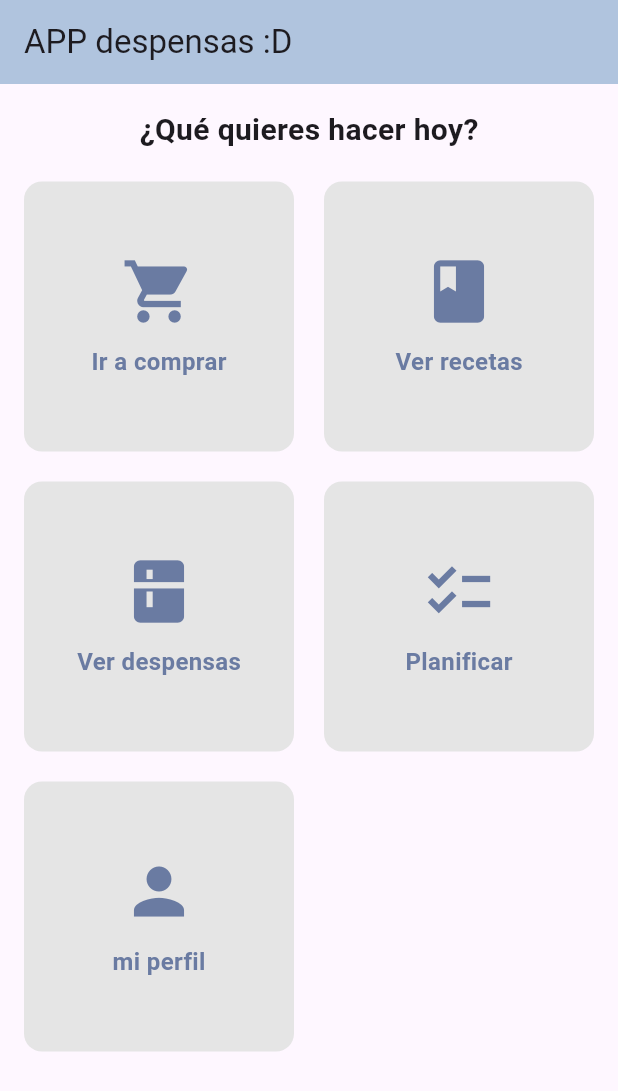
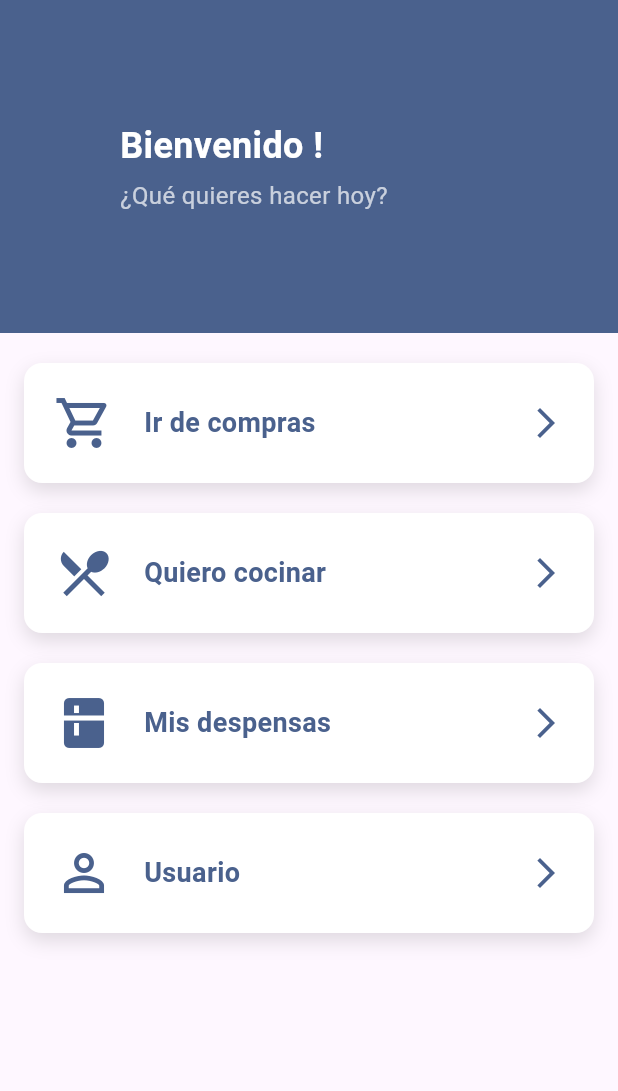
Before and after one commit to ItsNexos/app_despensas, a Flutter app: the HomePage screen opened directly, on a phone screen of 412 x 824 dp. Shown: the top 1091 px of the screen. Run offline on Flutter 3.47's test engine with Material 3 defaults, Android fonts, the phone set to English and light mode, and no system bars; our stand-ins replace cloud_firestore, firebase_auth, firebase_core, flutter_speed_dial, speech_to_text; accounts and stored records are empty.

Commit message:
cambio a despensas

```diff
--- a/lib/main.dart
+++ b/lib/main.dart
@@ -1,4 +1,4 @@
-import 'package:app_despensas/features/app/splash_screen/splash_screen.dart';
+import 'package:app_despensas/pages/splash/splash_screen.dart';
 import 'package:firebase_core/firebase_core.dart';
 import 'package:flutter/material.dart';
 import 'firebase_options.dart'; // Archivo generado para Firebase options
--- a/lib/pages/home_page.dart
+++ b/lib/pages/home_page.dart
@@ -1,91 +1,100 @@
-import 'package:app_despensas/models/pantry_model.dart';
-import 'package:app_despensas/pages/user_page.dart';
+import 'package:flutter/material.dart';
 import 'package:firebase_auth/firebase_auth.dart';
-import 'package:flutter/material.dart';
-import 'pantry_page.dart'; // Importa la pantalla de Pantry
+import 'pantry_page.dart';
+import 'shopping_page.dart';
+import 'recipes_page.dart';
+import 'user_page.dart';
 
 class HomePage extends StatelessWidget {
   const HomePage({super.key});
 
   @override
   Widget build(BuildContext context) {
-    User? user = FirebaseAuth.instance.currentUser; // Obtén el usuario actual
+    User? user = FirebaseAuth.instance.currentUser;
+    String username = user?.displayName ?? 'Usuario';
+
     return Scaffold(
-      appBar: AppBar(
-        title: const Text('APP despensas :D'),
-        backgroundColor: Color(0xFFB0C4DE), // Color similar al diseño
-      ),
-      body: Padding(
-        padding: const EdgeInsets.all(16.0),
+      body: SingleChildScrollView(
         child: Column(
           crossAxisAlignment: CrossAxisAlignment.center,
           children: [
+            // Banner de Bienvenida
+            Container(
+              width: double.infinity,
+              padding: const EdgeInsets.all(80),
+              color: const Color(0xFF4A618D),
+              child: Column(
+                crossAxisAlignment: CrossAxisAlignment.start,
+                children: [
+                  Text(
+                    'Bienvenido $username!',
+                    style: const TextStyle(
+                      fontSize: 24,
+                      color: Colors.white,
+                      fontWeight: FontWeight.bold,
+                    ),
+                  ),
+                  const SizedBox(height: 5),
                   const Text(
                     '¿Qué quieres hacer hoy?',
-              style: TextStyle(fontSize: 20, fontWeight: FontWeight.bold),
+                    style: TextStyle(
+                      fontSize: 16,
+                      color: Colors.white70,
+                    ),
+                  ),
+                ],
+              ),
             ),
             const SizedBox(height: 20),
-            // Botones de opciones
-            Expanded(
-              child: GridView.count(
-                crossAxisCount: 2,
-                crossAxisSpacing: 20,
-                mainAxisSpacing: 20,
-                children: [
-                  _buildOptionButton(
+
+            // Botones apilados como en la imagen
+            _buildHomeButton(
               context,
-                    icon: Icons.shopping_cart,
-                    label: 'Ir a comprar',
+              icon: Icons.shopping_cart_outlined,
+              label: 'Ir de compras',
               onTap: () {
-                      // Acción para ir a la pantalla de compras
+                Navigator.push(
+                  context,
+                  MaterialPageRoute(builder: (context) => const ShoppingPage()),
+                );
               },
             ),
-                  _buildOptionButton(
+            const SizedBox(height: 20),
+            _buildHomeButton(
               context,
-                    icon: Icons.book,
-                    label: 'Ver recetas',
+              icon: Icons.restaurant_menu,
+              label: 'Quiero cocinar',
               onTap: () {
-                      // Acción para ir a la pantalla de recetas
+                Navigator.push(
+                  context,
+                  MaterialPageRoute(builder: (context) => const RecipesPage()),
+                );
               },
             ),
-                  _buildOptionButton(
+            const SizedBox(height: 20),
+            _buildHomeButton(
               context,
               icon: Icons.kitchen,
-                    label: 'Ver despensas',
+              label: 'Mis despensas',
               onTap: () {
-                      // Navega a la pantalla de PantryPage (Despensas)
                 Navigator.push(
                   context,
                   MaterialPageRoute(
-                          builder: (context) => PantryPage(userId: user!.uid),
-                        ),
+                      builder: (context) => PantryPage(userId: user!.uid)),
                 );
               },
             ),
-                  _buildOptionButton(
+            const SizedBox(height: 20),
+            _buildHomeButton(
               context,
-                    icon: Icons.checklist,
-                    label: 'Planificar',
+              icon: Icons.person_outline,
+              label: 'Usuario',
               onTap: () {
-                      // Acción para ir a la pantalla de planificación
-                    },
-                  ),
-                  _buildOptionButton(
-                    context,
-                    icon: Icons.person,
-                    label: 'mi perfil',
-                    onTap: () {
-                      // Navega a la pantalla de PantryPage (Despensas)
                 Navigator.push(
                   context,
-                        MaterialPageRoute(
-                          builder: (context) => UserPage(),
-                        ),
+                  MaterialPageRoute(builder: (context) => UserPage()),
                 );
               },
-                  ),
-                ],
-              ),
             ),
           ],
         ),
@@ -93,30 +102,40 @@ class HomePage extends StatelessWidget {
     );
   }
 
-  // Método para construir cada botón del Grid
-  Widget _buildOptionButton(BuildContext context,
+  Widget _buildHomeButton(BuildContext context,
       {required IconData icon,
       required String label,
       required VoidCallback onTap}) {
     return GestureDetector(
       onTap: onTap,
       child: Container(
+        padding: const EdgeInsets.all(20),
+        margin: const EdgeInsets.symmetric(horizontal: 16),
         decoration: BoxDecoration(
-          color: Color(0xFFE5E5E5),
+          color: Colors.white,
           borderRadius: BorderRadius.circular(12),
+          boxShadow: const [
+            BoxShadow(
+              color: Colors.black12,
+              blurRadius: 10,
+              offset: Offset(0, 5),
             ),
-        child: Column(
-          mainAxisAlignment: MainAxisAlignment.center,
+          ],
+        ),
+        child: Row(
           children: [
-            Icon(icon, size: 50, color: Color(0xFF6A7BA2)),
-            const SizedBox(height: 10),
+            Icon(icon, size: 40, color: const Color(0xFF4A618D)),
+            const SizedBox(width: 20),
             Text(
               label,
               style: const TextStyle(
-                  fontSize: 16,
+                fontSize: 18,
                 fontWeight: FontWeight.bold,
-                  color: Color(0xFF6A7BA2)),
+                color: Color(0xFF4A618D),
               ),
+            ),
+            const Spacer(),
+            const Icon(Icons.arrow_forward_ios, color: Color(0xFF4A618D)),
           ],
         ),
       ),
--- a/lib/features/app/splash_screen/splash_screen.dart
+++ b/lib/pages/splash/splash_screen.dart
@@ -1,5 +1,5 @@
-import 'package:app_despensas/features/user_auth/presentation/pages/login_page.dart';
 import 'package:app_despensas/pages/home_page.dart';
+import 'package:app_despensas/pages/user_auth/login_page.dart';
 import 'package:firebase_auth/firebase_auth.dart';
 import 'package:flutter/material.dart';
 
--- a/lib/features/user_auth/presentation/pages/login_page.dart
+++ b/lib/pages/user_auth/login_page.dart
@@ -1,9 +1,9 @@
 import 'package:app_despensas/pages/home_page.dart';
+import 'package:app_despensas/pages/user_auth/sign_up_page.dart';
 import 'package:app_despensas/pages/user_page.dart';
 import 'package:app_despensas/pages/voice_page.dart';
 import 'package:flutter/material.dart';
 import 'package:firebase_auth/firebase_auth.dart';
-import 'sign_up_page.dart';
 
 class LoginPage extends StatefulWidget {
   @override
--- a/lib/pages/user_page.dart
+++ b/lib/pages/user_page.dart
@@ -1,4 +1,4 @@
-import 'package:app_despensas/features/user_auth/presentation/pages/login_page.dart';
+import 'package:app_despensas/pages/user_auth/login_page.dart';
 import 'package:flutter/material.dart';
 import 'package:firebase_auth/firebase_auth.dart';
 
--- a/pubspec.yaml
+++ b/pubspec.yaml
@@ -40,7 +40,8 @@ dependencies:
   cloud_firestore: ^5.4.2
   firebase_auth: ^5.3.0
   firebase_storage: ^12.3.1
-
+  flutter_speed_dial: ^7.0.0
+  intl: ^0.19.0
 
 dev_dependencies:
   flutter_test:
```
Also changed, not shown: lib/features/user_auth/presentation/widgets/form_container_widget.dart (deleted, +0 -73 lines), lib/features/user_auth/user_auth_implementation/firebase_auth_services.dart (deleted, +0 -29 lines), lib/models/pantry_model.dart (deleted, +0 -31 lines), lib/pages/pantry_page.dart (+112 -3 lines), lib/pages/pantry_view.dart (added, +239 -0 lines), lib/pages/recipes_page.dart (added, +21 -0 lines), lib/pages/shopping_page.dart (added, +21 -0 lines), lib/services/pantry_service.dart (deleted, +0 -67 lines), lib/pages/user_auth/sign_up_page.dart (renamed from lib/features/user_auth/presentation/pages/sign_up_page.dart), pubspec.lock, 29 other files. Lines whose indentation alone changed are shown as unchanged.
